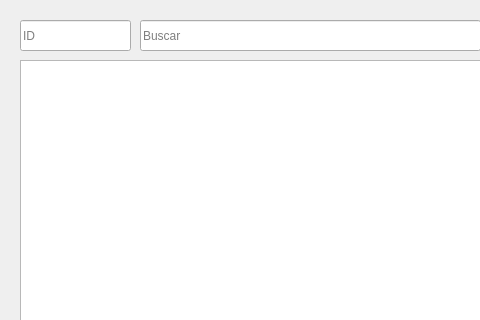
Before: the Qt Designer form ui/main_window.ui in liconaj/ResumeManager, drawn with Qt 5; both pictures show x 0 to 480 and y 0 to 320 of the 1000 by 600 pixel window.
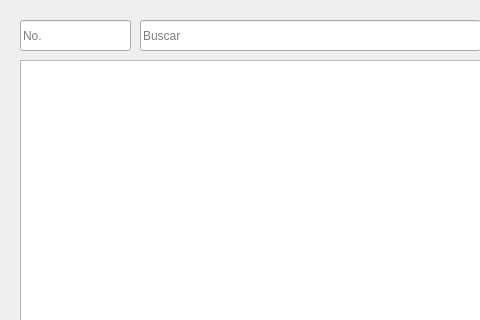
After: the same form once the commit is applied.

What changed in the file:
```diff
--- a/ui/main_window.ui
+++ b/ui/main_window.ui
@@ -36,7 +36,7 @@
      </rect>
     </property>
     <property name="placeholderText">
-     <string>ID</string>
+     <string>No.</string>
     </property>
    </widget>
    <widget class="QLineEdit" name="advancedSearchLineEdit">
```
Left out of the diff: 2 changed lines with no effect on the pictures.
